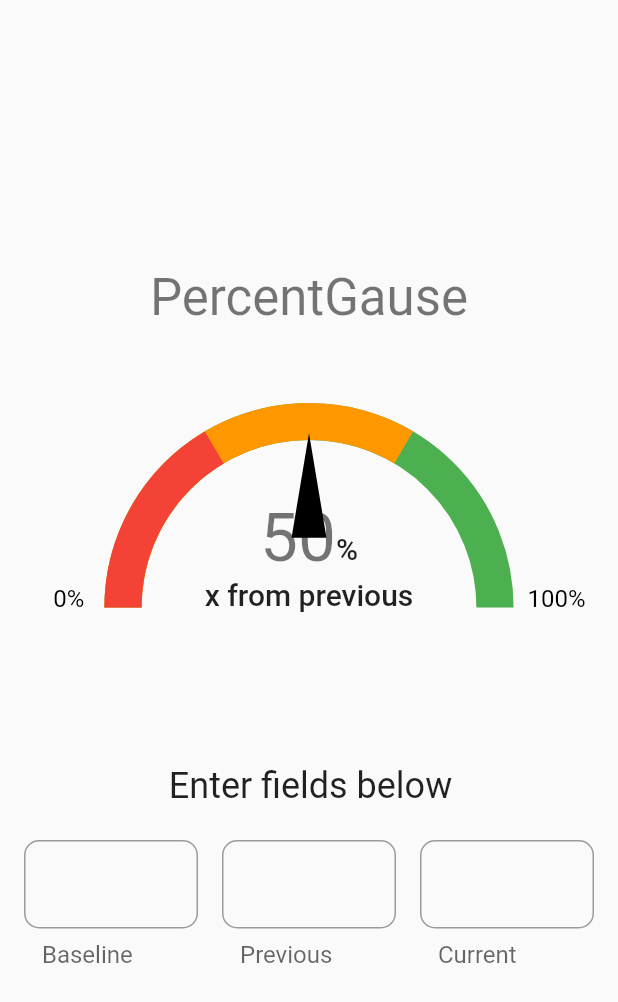
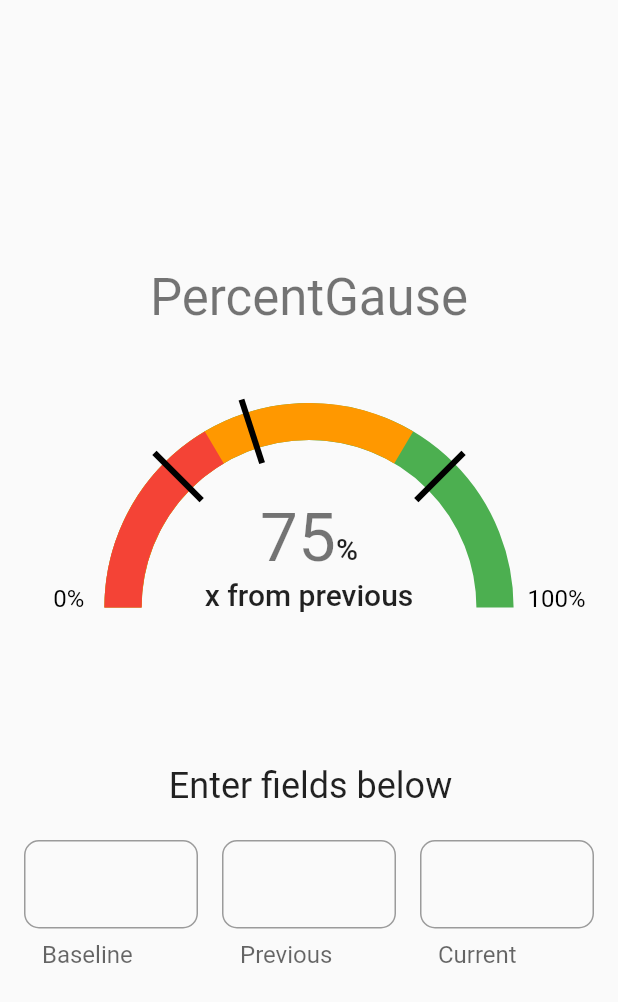
Before and after one commit to casa98/gause-ui, a Flutter app: the screen it shows after launch, on a phone screen of 412 x 824 dp. Shown: the top 1002 px of the screen. Run offline on Flutter 3.47's test engine with Material 2 defaults, Android fonts, the phone set to English and light mode, and no system bars.

Commit message:
Display items lines in arc

```diff
--- a/lib/screens/home_page.dart
+++ b/lib/screens/home_page.dart
@@ -57,7 +57,9 @@ class _HomePageState extends State<HomePage> {
                       CustomGaugeSegment('Medium', 34, Colors.orange),
                       CustomGaugeSegment('High', 33, Colors.green),
                     ],
-                    currentValue: 50,
+                    baselineValue: 75,
+                    previousValue: 25,
+                    currentValue: 40,
                   ),
                   Padding(
                     padding: const EdgeInsets.symmetric(horizontal: 16.0),
--- a/lib/widget/gause_widget.dart
+++ b/lib/widget/gause_widget.dart
@@ -1,35 +1,24 @@
 import 'dart:math' as math;
 import 'package:flutter/material.dart';
 
-/// taken from [pretty_gauge] package
-///
-///Class that holds the details of each segment on a CustomGauge
 class CustomGaugeSegment {
   final String segmentName;
-
-  ///Name of the segment
   final int segmentSize;
-
-  ///The size of the segment
   final Color segmentColor;
-
-  ///The color of the segment
 
   CustomGaugeSegment(this.segmentName, this.segmentSize, this.segmentColor);
 }
 
 class GaugeNeedleClipper extends CustomClipper<Path> {
-  //Note that x,y coordinate system starts at the bottom right of the canvas
-  //with x moving from right to left and y moving from bottm to top
-  //Bottom right is 0,0 and top left is x,y
   @override
   Path getClip(Size size) {
-    final path = Path();
-    path.moveTo(size.width * 0.5, size.height * 0.7);
-    path.lineTo(1.1 * size.width * 0.5, size.height * 0.7);
-    path.lineTo(size.width * 0.5, size.height);
-    path.lineTo(0.9 * size.width * 0.5, size.height * 0.7);
-    path.close();
+    final path = Path()
+      ..addRect(
+        Rect.fromPoints(Offset(size.width / 2 - 2, size.height / 1.21),
+            Offset(size.width / 2 + 2, size.height * .97)),
+      )
+      ..close();
+
     return path;
   }
 
@@ -98,25 +87,21 @@ class GaugeMarkerPainter extends CustomPainter {
   }
 }
 
-///Customizable Gauge widget for Flutter
 class CustomGauge extends StatefulWidget {
   final double gaugeSize;
   final List<CustomGaugeSegment>? segments;
 
   final int minValue;
-
   final int maxValue;
 
+  final int? baselineValue;
+  final int? previousValue;
   final int? currentValue;
 
-  ///Custom color for the needle on the Gauge. Defaults to Colors.black
   final Color needleColor;
 
-  ///Widget that is used to show the current value on the Gauge. Defaults to show the current value as a Decimal with 1 digit
-  ///If value must not be shown, supply Container()
   final Widget? valueWidget;
 
-  ///Specify if you want to display Min and Max value on the Gauge widget
   final bool showMarkers;
 
   @override
@@ -128,6 +113,8 @@ class CustomGauge extends StatefulWidget {
     this.segments,
     this.minValue = 0,
     this.maxValue = 100,
+    this.baselineValue,
+    this.previousValue,
     this.currentValue,
     this.needleColor = Colors.black,
     this.valueWidget,
@@ -136,18 +123,11 @@ class CustomGauge extends StatefulWidget {
 }
 
 class _CustomGaugeState extends State<CustomGauge> {
-  //This method builds out multiple arcs that make up the Gauge
-  //using data supplied in the segments property
   List<Widget> buildGauge(List<CustomGaugeSegment> segments) {
     List<CustomPaint> arcs = [];
     double cumulativeSegmentSize = 0.0;
     int gaugeSpread = widget.maxValue - widget.minValue;
 
-    //Iterate through the segments collection in reverse order
-    //First paint the arc with the last segment color, then paint multiple arcs in sequence until we reach the first segment
-
-    //Because all these arcs will be painted inside of a Stack, it will overlay to represent the eventual gauge with
-    //multiple segments
     segments.reversed.forEach((segment) {
       arcs.add(
         CustomPaint(
@@ -169,24 +149,33 @@ class _CustomGaugeState extends State<CustomGauge> {
   @override
   Widget build(BuildContext context) {
     List<CustomGaugeSegment>? segments = widget.segments;
-    int? currentValue = widget.currentValue;
-    int currentValueDecimalPlaces = 0;
+    int? localBaselineValue = widget.baselineValue;
+
+    if (widget.baselineValue! < widget.minValue) {
+      localBaselineValue = widget.minValue;
+    }
+    if (widget.baselineValue! > widget.maxValue) {
+      localBaselineValue = widget.maxValue;
+    }
+
+    int? localPreviousValue = widget.previousValue;
+
+    if (widget.previousValue! < widget.minValue) {
+      localPreviousValue = widget.minValue;
+    }
+    if (widget.previousValue! > widget.maxValue) {
+      localPreviousValue = widget.maxValue;
+    }
+
+    int? localCurrentValue = widget.currentValue;
 
     if (widget.currentValue! < widget.minValue) {
-      currentValue = widget.minValue;
+      localCurrentValue = widget.minValue;
     }
     if (widget.currentValue! > widget.maxValue) {
-      currentValue = widget.maxValue;
-    }
-    // Make sure the decimal place if supplied meets Darts bounds (0-20)
-    if (currentValueDecimalPlaces < 0) {
-      currentValueDecimalPlaces = 0;
-    }
-    if (currentValueDecimalPlaces > 20) {
-      currentValueDecimalPlaces = 20;
+      localCurrentValue = widget.maxValue;
     }
 
-    //If segments is supplied, validate that the sum of all segment sizes = (maxValue - minValue)
     if (segments != null) {
       double totalSegmentSize = 0;
       segments.forEach((segment) {
@@ -196,7 +185,6 @@ class _CustomGaugeState extends State<CustomGauge> {
         throw Exception('Total segment size must equal (Max Size - Min Size)');
       }
     } else {
-      //If no segments are supplied, default to one segment with default color
       segments = [
         CustomGaugeSegment('', (widget.maxValue - widget.minValue), Colors.grey)
       ];
@@ -240,14 +228,52 @@ class _CustomGaugeState extends State<CustomGauge> {
             alignment: Alignment.center,
             child: Transform.rotate(
               angle: (math.pi / 2) +
-                  ((currentValue! - widget.minValue) /
+                  ((localBaselineValue! - widget.minValue) /
                       (widget.maxValue - widget.minValue) *
                       math.pi),
               child: ClipPath(
                 clipper: GaugeNeedleClipper(),
                 child: Container(
-                  width: widget.gaugeSize * 0.75,
-                  height: widget.gaugeSize * 0.75,
+                  width: widget.gaugeSize * 0.3,
+                  height: widget.gaugeSize,
+                  color: widget.needleColor,
+                ),
+              ),
+            ),
+          ),
+          Container(
+            height: widget.gaugeSize,
+            width: widget.gaugeSize,
+            alignment: Alignment.center,
+            child: Transform.rotate(
+              angle: (math.pi / 2) +
+                  ((localPreviousValue! - widget.minValue) /
+                      (widget.maxValue - widget.minValue) *
+                      math.pi),
+              child: ClipPath(
+                clipper: GaugeNeedleClipper(),
+                child: Container(
+                  width: widget.gaugeSize * 0.3,
+                  height: widget.gaugeSize,
+                  color: widget.needleColor,
+                ),
+              ),
+            ),
+          ),
+          Container(
+            height: widget.gaugeSize,
+            width: widget.gaugeSize,
+            alignment: Alignment.center,
+            child: Transform.rotate(
+              angle: (math.pi / 2) +
+                  ((localCurrentValue! - widget.minValue) /
+                      (widget.maxValue - widget.minValue) *
+                      math.pi),
+              child: ClipPath(
+                clipper: GaugeNeedleClipper(),
+                child: Container(
+                  width: widget.gaugeSize * 0.3,
+                  height: widget.gaugeSize,
                   color: widget.needleColor,
                 ),
               ),
@@ -267,7 +293,7 @@ class _CustomGaugeState extends State<CustomGauge> {
                   children: [
                     widget.valueWidget ??
                         Text(
-                          currentValue.toString(),
+                          localBaselineValue.toString(),
                           style: Theme.of(context).textTheme.headline3,
                         ),
                     Column(
```
